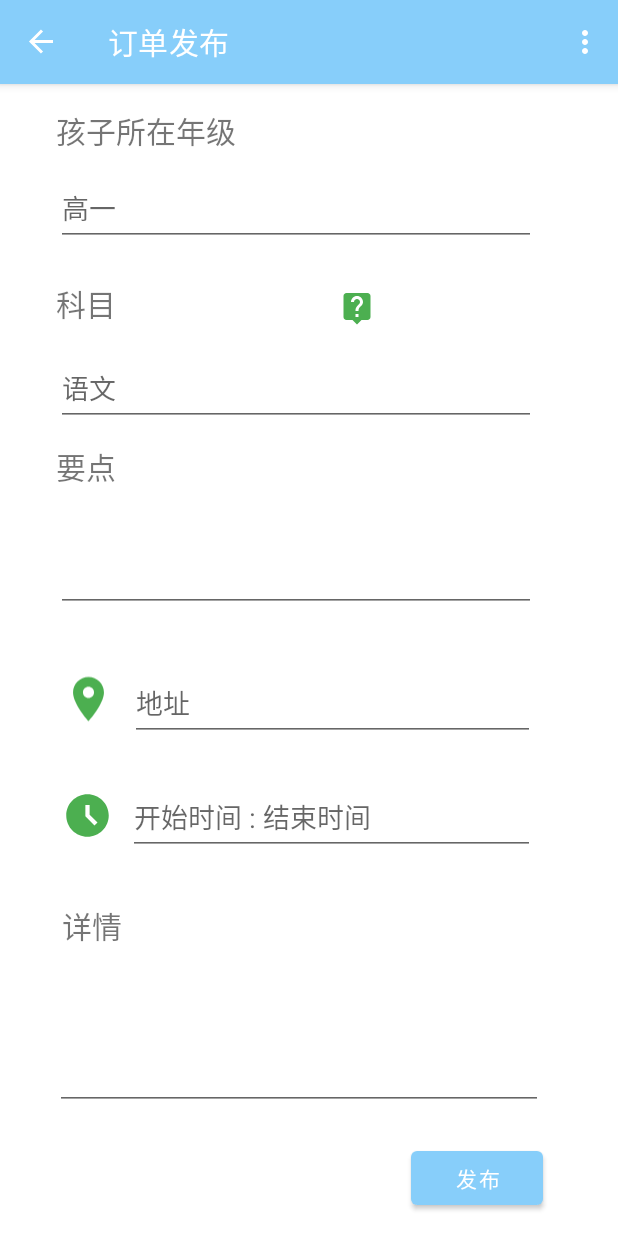
After one commit to android-app-development-course/2021autumn-A8-TutorGather, an Android app: the PublishFragment screen opened through its navigation route, on a phone screen of 412 x 824 dp. The commit adds this screen. Run offline under Robolectric (Android 15) with nearby library versions, the phone set to English and light mode, and no system bars; our stand-ins replace navigation-ui; libraries missing offline, so code that uses them is left out: com.to.aboomy; network calls fail; 2 statements that could not run were skipped.

Commit message:
only build publish xml

```diff
--- a/TutorGather/app/build.gradle
+++ b/TutorGather/app/build.gradle
@@ -13,7 +13,7 @@ android {
         targetSdkVersion 31
         versionCode 1
         versionName "1.0"
-
+        vectorDrawables.useSupportLibrary = true
         testInstrumentationRunner "androidx.test.runner.AndroidJUnitRunner"
     }
 
@@ -39,6 +39,7 @@ repositories {
 }
 
 dependencies {
+
     implementation group: 'androidx.fragment', name: 'fragment-ktx', version: '1.4.0'
     implementation "org.jetbrains.kotlin:kotlin-stdlib:$kotlin_version"
     implementation 'androidx.core:core-ktx:1.7.0'
--- a/TutorGather/app/src/main/java/com/example/mobile_phone/fragment/HeaderFragment.kt
+++ b/TutorGather/app/src/main/java/com/example/mobile_phone/fragment/HeaderFragment.kt
@@ -39,10 +39,16 @@ class HeaderFragment : Fragment() {
     override fun onViewCreated(view: View, savedInstanceState: Bundle?) {
         super.onViewCreated(view, savedInstanceState)
         orderAdapter = OrderAdapter(this.requireContext(), R.layout.order_item, ordersList)
+        // 绑定订单列表
         binding.listView.adapter = orderAdapter
-        binding.listView.setOnItemClickListener { parent, _view, position, id ->
-            findNavController().navigate(R.id.action_FirstFragment_to_SecondFragment)
+//        binding.listView.setOnItemClickListener { parent, _view, position, id ->
+//            findNavController().navigate(R.id.action_fragment_header_to_fragment_publish)
+//        }
+        // 绑定发布按钮跳转
+        binding.buttonPublish.setOnClickListener {
+            findNavController().navigate(R.id.action_fragment_header_to_fragment_publish)
         }
+
 
         //使用内置Indicator
         val indicator = IndicatorView(this.requireActivity())
@@ -55,14 +61,16 @@ class HeaderFragment : Fragment() {
         //传入RecyclerView.Adapter 即可实现无限轮播
         binding.banner.setIndicator(indicator).adapter = bannerAdapter
         // 使用orderWebdata
-        thread{
+        thread {
+            if (ordersList.isEmpty()) {
                 try {
+
                     val orderWebData = OrderWebData()
                     // 不能修改ordersList的指向
-                for (order in orderWebData.getRandomOrders(5)){
+                    for (order in orderWebData.getRandomOrders(5)) {
                         ordersList.add(order)
                     }
-                if(this.activity == null)
+                    if (this.activity == null)
                         println("this activity is null")
                     else {
                         println("ordersList is change")
@@ -71,9 +79,9 @@ class HeaderFragment : Fragment() {
 
                         }
                     }
+                } catch (e: Exception) {
+                    e.printStackTrace()
                 }
-            catch (e: Exception) {
-                e.printStackTrace()
             }
         }
     }
--- /dev/null
+++ b/TutorGather/app/src/main/java/com/example/mobile_phone/fragment/PublishFragment.kt
@@ -0,0 +1,36 @@
+package com.example.mobile_phone.fragment
+
+import android.os.Bundle
+import android.view.LayoutInflater
+import android.view.View
+import android.view.ViewGroup
+import androidx.fragment.app.Fragment
+import com.example.mobile_phone.R
+import com.example.mobile_phone.databinding.FragmentPublishBinding
+
+class PublishFragment : Fragment(R.layout.fragment_publish)  {
+    private var _binding: FragmentPublishBinding? = null
+    // onDestroyView.
+    private val binding get() = _binding!!
+
+    override fun onCreate(savedInstanceState: Bundle?) {
+        super.onCreate(savedInstanceState)
+    }
+    override fun onCreateView(
+        inflater: LayoutInflater, container: ViewGroup?,
+        savedInstanceState: Bundle?
+    ): View? {
+        _binding = FragmentPublishBinding.inflate(inflater, container, false)
+        return binding.root
+    }
+
+    override fun onViewCreated(view: View, savedInstanceState: Bundle?) {
+        super.onViewCreated(view, savedInstanceState)
+    }
+
+
+    override fun onDestroyView() {
+        super.onDestroyView()
+        _binding = null
+    }
+}
--- a/TutorGather/app/src/main/res/layout/fragment_detail.xml
+++ b/TutorGather/app/src/main/res/layout/fragment_detail.xml
@@ -5,7 +5,6 @@
         android:layout_width="match_parent"
         android:layout_height="match_parent"
         tools:context=".fragment.OrderDetialFragment">
-
     <TextView
             android:id="@+id/textView"
             android:layout_width="wrap_content"
--- a/TutorGather/app/src/main/res/layout/fragment_header.xml
+++ b/TutorGather/app/src/main/res/layout/fragment_header.xml
@@ -5,6 +5,7 @@
         android:layout_width="match_parent"
         android:layout_height="match_parent"
         android:orientation="vertical"
+        android:id="@+id/fragment_header"
         tools:context=".fragment.HeaderFragment">
 
     <com.to.aboomy.pager2banner.Banner
@@ -14,11 +15,20 @@
             app:layout_constraintStart_toStartOf="parent"
             tools:layout_editor_absoluteY="55dp" />
 
+    <Button
+            android:id="@+id/buttonPublish"
+            android:layout_width="wrap_content"
+            android:layout_height="wrap_content"
+            android:layout_marginTop="10dp"
+            android:layout_marginRight="10dp"
+            android:layout_gravity="right"
+            android:text="发布订单" />
+
     <ListView
-            android:layout_marginTop="20dp"
             android:id="@+id/list_view"
             android:layout_width="match_parent"
-            android:layout_height="600dp" />
+            android:layout_height="500dp"
+            android:layout_marginTop="10dp" />
 
 
 </LinearLayout>
--- /dev/null
+++ b/TutorGather/app/src/main/res/layout/fragment_publish.xml
@@ -0,0 +1,210 @@
+<?xml version="1.0" encoding="utf-8"?>
+<ScrollView xmlns:android="http://schemas.android.com/apk/res/android"
+        android:layout_width="match_parent"
+        android:layout_height="match_parent"
+        android:fillViewport="true">
+<androidx.constraintlayout.widget.ConstraintLayout xmlns:android="http://schemas.android.com/apk/res/android"
+        xmlns:app="http://schemas.android.com/apk/res-auto"
+        xmlns:tools="http://schemas.android.com/tools"
+        android:id="@+id/fragment_publish"
+        android:layout_width="match_parent"
+        android:layout_height="match_parent">
+
+    <TextView
+            android:id="@+id/textViewLabelGrade"
+            android:layout_width="wrap_content"
+            android:layout_height="wrap_content"
+            android:text="孩子所在年级"
+            android:textSize="@dimen/order_labelTextSize"
+            app:layout_constraintBottom_toBottomOf="parent"
+            app:layout_constraintEnd_toEndOf="parent"
+            app:layout_constraintHorizontal_bias="0.127"
+            app:layout_constraintStart_toStartOf="parent"
+            app:layout_constraintTop_toTopOf="parent"
+            app:layout_constraintVertical_bias="0.022"
+            tools:ignore="SpUsage" />
+
+    <MultiAutoCompleteTextView
+            android:id="@+id/multiAutoCompleteTextViewGrade"
+            android:layout_width="@dimen/order_inputWidth"
+            android:layout_height="@dimen/order_inputHeight"
+            android:layout_marginTop="12dp"
+            android:hint="高一"
+            app:layout_constraintBottom_toBottomOf="parent"
+            app:layout_constraintEnd_toEndOf="parent"
+            app:layout_constraintHorizontal_bias="0.0"
+            app:layout_constraintStart_toStartOf="@+id/textViewLabelGrade"
+            app:layout_constraintTop_toBottomOf="@+id/textViewLabelGrade"
+            app:layout_constraintVertical_bias="0.0" />
+
+    <TextView
+            android:id="@+id/textViewLabelSubject"
+            android:layout_width="wrap_content"
+            android:layout_height="wrap_content"
+            android:layout_marginTop="16dp"
+            android:text="科目"
+            android:textSize="@dimen/order_labelTextSize"
+            app:layout_constraintBottom_toBottomOf="parent"
+            app:layout_constraintEnd_toEndOf="@+id/multiAutoCompleteTextViewGrade"
+            app:layout_constraintHorizontal_bias="0.0"
+            app:layout_constraintStart_toStartOf="@+id/multiAutoCompleteTextViewGrade"
+            app:layout_constraintTop_toBottomOf="@+id/multiAutoCompleteTextViewGrade"
+            app:layout_constraintVertical_bias="0.012" />
+
+    <MultiAutoCompleteTextView
+            android:id="@+id/multiAutoCompleteTextViewSubject"
+            android:layout_width="@dimen/order_inputWidth"
+            android:layout_height="@dimen/order_inputHeight"
+            android:layout_marginTop="12dp"
+            android:hint="语文"
+            app:layout_constraintBottom_toBottomOf="parent"
+            app:layout_constraintEnd_toEndOf="@+id/multiAutoCompleteTextViewGrade"
+            app:layout_constraintHorizontal_bias="0.0"
+            app:layout_constraintStart_toStartOf="@+id/textViewLabelSubject"
+            app:layout_constraintTop_toBottomOf="@+id/textViewLabelSubject"
+            app:layout_constraintVertical_bias="0.008" />
+
+    <TextView
+            android:id="@+id/textViewLabelAbstract"
+            android:layout_width="wrap_content"
+            android:layout_height="wrap_content"
+            android:layout_marginTop="12dp"
+            android:text="要点"
+            android:textSize="@dimen/order_labelTextSize"
+            app:layout_constraintBottom_toBottomOf="parent"
+            app:layout_constraintEnd_toEndOf="@+id/multiAutoCompleteTextViewSubject"
+            app:layout_constraintHorizontal_bias="0.0"
+            app:layout_constraintStart_toStartOf="@+id/multiAutoCompleteTextViewSubject"
+            app:layout_constraintTop_toBottomOf="@+id/multiAutoCompleteTextViewSubject"
+            app:layout_constraintVertical_bias="0.0" />
+
+    <EditText
+            android:id="@+id/editTextTextMultiLineAbstract"
+            android:layout_width="@dimen/order_inputWidth"
+            android:layout_height="70dp"
+            android:layout_marginTop="12dp"
+            android:ems="10"
+            android:gravity="start|top"
+            android:inputType="textMultiLine"
+            app:layout_constraintBottom_toBottomOf="parent"
+            app:layout_constraintEnd_toEndOf="@+id/multiAutoCompleteTextViewSubject"
+            app:layout_constraintHorizontal_bias="0.0"
+            app:layout_constraintStart_toStartOf="@+id/textViewLabelAbstract"
+            app:layout_constraintTop_toBottomOf="@+id/textViewLabelAbstract"
+            app:layout_constraintVertical_bias="0.0" />
+
+    <ImageView
+            android:id="@+id/imageViewHintSubject"
+            android:layout_width="wrap_content"
+            android:layout_height="wrap_content"
+            android:layout_marginStart="132dp"
+            android:layout_marginLeft="132dp"
+            android:layout_marginTop="16dp"
+            app:layout_constraintBottom_toBottomOf="@+id/textViewLabelSubject"
+            app:layout_constraintEnd_toEndOf="parent"
+            app:layout_constraintHorizontal_bias="0.094"
+            app:layout_constraintStart_toEndOf="@+id/textViewLabelSubject"
+            app:layout_constraintTop_toBottomOf="@+id/multiAutoCompleteTextViewGrade"
+            app:layout_constraintVertical_bias="1.0"
+            app:srcCompat="@drawable/baseline_live_help_green_500_24dp" />
+
+    <ImageView
+            android:id="@+id/imageViewLocation"
+            android:layout_width="35dp"
+            android:layout_height="44dp"
+            android:layout_marginStart="4dp"
+            android:layout_marginLeft="4dp"
+            android:layout_marginTop="32dp"
+            app:layout_constraintBottom_toBottomOf="parent"
+            app:layout_constraintEnd_toEndOf="parent"
+            app:layout_constraintHorizontal_bias="0.0"
+            app:layout_constraintStart_toStartOf="@+id/editTextTextMultiLineAbstract"
+            app:layout_constraintTop_toBottomOf="@+id/editTextTextMultiLineAbstract"
+            app:layout_constraintVertical_bias="0.012"
+            app:srcCompat="@drawable/baseline_location_on_green_500_24dp" />
+
+    <EditText
+            android:id="@+id/editTextTextLocation"
+            android:layout_width="270dp"
+            android:layout_height="@dimen/order_inputHeight"
+            android:layout_marginBottom="204dp"
+            android:ems="10"
+            android:hint="地址"
+            android:inputType="textPersonName"
+            app:layout_constraintBottom_toBottomOf="parent"
+            app:layout_constraintEnd_toEndOf="@+id/editTextTextMultiLineAbstract"
+            app:layout_constraintHorizontal_bias="0.909"
+            app:layout_constraintStart_toEndOf="@+id/imageViewLocation"
+            app:layout_constraintTop_toTopOf="@+id/imageViewLocation"
+            app:layout_constraintVertical_bias="0.0" />
+
+    <EditText
+            android:id="@+id/editTextTextPersonName2"
+            android:layout_width="271dp"
+            android:layout_height="@dimen/order_inputHeight"
+            android:ems="10"
+            android:inputType="textPersonName"
+            android:hint="开始时间 : 结束时间"
+            app:layout_constraintBottom_toBottomOf="parent"
+            app:layout_constraintEnd_toEndOf="@+id/editTextTextLocation"
+            app:layout_constraintHorizontal_bias="1.0"
+            app:layout_constraintStart_toEndOf="@+id/imageViewTime"
+            app:layout_constraintTop_toTopOf="@+id/imageViewTime"
+            app:layout_constraintVertical_bias="0.0" />
+
+    <ImageView
+            android:id="@+id/imageViewTime"
+            android:layout_width="34dp"
+            android:layout_height="47dp"
+            android:layout_marginTop="32dp"
+            app:layout_constraintBottom_toBottomOf="parent"
+            app:layout_constraintEnd_toEndOf="@+id/imageViewLocation"
+            app:layout_constraintHorizontal_bias="0.0"
+            app:layout_constraintStart_toStartOf="@+id/imageViewLocation"
+            app:layout_constraintTop_toBottomOf="@+id/imageViewLocation"
+            app:layout_constraintVertical_bias="0.0"
+            app:srcCompat="@drawable/baseline_access_time_filled_green_500_24dp" />
+
+    <TextView
+            android:id="@+id/textViewLabelDetail"
+            android:layout_width="wrap_content"
+            android:layout_height="wrap_content"
+            android:layout_marginTop="32dp"
+            android:textSize="@dimen/order_labelTextSize"
+            android:text="详情"
+            app:layout_constraintBottom_toBottomOf="parent"
+            app:layout_constraintEnd_toEndOf="@+id/editTextTextPersonName2"
+            app:layout_constraintHorizontal_bias="0.0"
+            app:layout_constraintStart_toStartOf="@+id/imageViewTime"
+            app:layout_constraintTop_toBottomOf="@+id/editTextTextPersonName2"
+            app:layout_constraintVertical_bias="0.0" />
+
+    <EditText
+            android:id="@+id/editTextTextMultiLineDetail"
+            android:layout_width="325dp"
+            android:layout_height="96dp"
+            android:layout_marginTop="12dp"
+            android:ems="10"
+            android:gravity="start|top"
+            android:inputType="textMultiLine"
+            app:layout_constraintBottom_toBottomOf="parent"
+            app:layout_constraintEnd_toEndOf="@+id/editTextTextPersonName2"
+            app:layout_constraintStart_toStartOf="@+id/textViewLabelDetail"
+            app:layout_constraintTop_toBottomOf="@+id/textViewLabelDetail"
+            app:layout_constraintVertical_bias="0.0" />
+
+    <Button
+            android:id="@+id/buttonPublishConfirm"
+            android:layout_width="wrap_content"
+            android:layout_height="wrap_content"
+            android:layout_marginTop="16dp"
+            android:text="发布"
+            app:layout_constraintBottom_toBottomOf="parent"
+            app:layout_constraintEnd_toEndOf="@+id/editTextTextMultiLineDetail"
+            app:layout_constraintHorizontal_bias="1.0"
+            app:layout_constraintStart_toStartOf="@+id/editTextTextMultiLineDetail"
+            app:layout_constraintTop_toBottomOf="@+id/editTextTextMultiLineDetail"
+            app:layout_constraintVertical_bias="0.25" />
+
+</androidx.constraintlayout.widget.ConstraintLayout>
+</ScrollView>
--- a/TutorGather/app/src/main/res/navigation/nav_graph.xml
+++ b/TutorGather/app/src/main/res/navigation/nav_graph.xml
@@ -1,17 +1,17 @@
 <?xml version="1.0" encoding="utf-8"?>
 <navigation xmlns:android="http://schemas.android.com/apk/res/android" xmlns:app="http://schemas.android.com/apk/res-auto"
-        xmlns:tools="http://schemas.android.com/tools" android:id="@+id/nav_graph" app:startDestination="@id/FirstFragment">
+        xmlns:tools="http://schemas.android.com/tools" android:id="@+id/nav_graph" app:startDestination="@id/fragment_header">
 
-    <fragment android:id="@+id/FirstFragment" android:name="com.example.mobile_phone.fragment.HeaderFragment" android:label="@string/first_fragment_label"
+    <fragment android:id="@+id/fragment_header" android:name="com.example.mobile_phone.fragment.HeaderFragment" android:label="首页"
             tools:layout="@layout/fragment_header">
 
-        <action android:id="@+id/action_FirstFragment_to_SecondFragment" app:destination="@id/SecondFragment" />
+        <action android:id="@+id/action_fragment_header_to_fragment_publish" app:destination="@id/fragment_publish" />
     </fragment>
 
-    <fragment android:id="@+id/SecondFragment" android:name="com.example.mobile_phone.fragment.OrderDetialFragment" android:label="@string/second_fragment_label"
-            tools:layout="@layout/fragment_detail">
+    <fragment android:id="@+id/fragment_publish" android:name="com.example.mobile_phone.fragment.PublishFragment" android:label="订单发布"
+            tools:layout="@layout/fragment_publish">
 
-        <action android:id="@+id/action_SecondFragment_to_FirstFragment" app:destination="@id/FirstFragment" />
+        <action android:id="@+id/action_fragment_publish_to_fragment_header" app:destination="@id/fragment_header" />
     </fragment>
 
 </navigation>
--- a/TutorGather/app/src/main/res/values/dimens.xml
+++ b/TutorGather/app/src/main/res/values/dimens.xml
@@ -1,3 +1,6 @@
 <resources>
     <dimen name="fab_margin">16dp</dimen>
+    <dimen name="order_labelTextSize">20dp</dimen>
+    <dimen name="order_inputWidth">320dp</dimen>
+    <dimen name="order_inputHeight">50dp</dimen>
 </resources>
```
Lines whose indentation alone changed are shown as unchanged.
